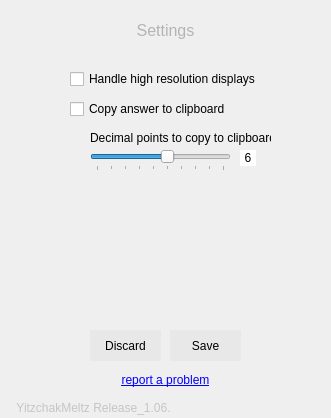
Above: ui/DesktopCalculatorGUI_1.06.01.ui from YitzchakMeltz/DesktopCalculator before the change. Below: the same form after it.
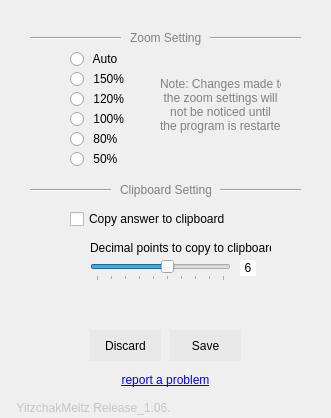
That is the form after the change. Icons and pictures are not drawn.

Commit message: add zoom settings

```diff
--- a/ui/DesktopCalculatorGUI_1.06.01.ui
+++ b/ui/DesktopCalculatorGUI_1.06.01.ui
@@ -932,34 +932,11 @@
      </widget>
     </widget>
     <widget class="QWidget" name="settingsPage">
-     <widget class="QLabel" name="settings_label">
-      <property name="geometry">
-       <rect>
-        <x>130</x>
-        <y>30</y>
-        <width>71</width>
-        <height>20</height>
-       </rect>
-      </property>
-      <property name="styleSheet">
-       <string notr="true">QLabel
-{
-font-size: 16px;
-color: rgb(180,180,180);
-}</string>
-      </property>
-      <property name="text">
-       <string>Settings</string>
-      </property>
-      <property name="alignment">
-       <set>Qt::AlignCenter</set>
-      </property>
-     </widget>
      <widget class="QSlider" name="decimalPoints_slider">
       <property name="geometry">
        <rect>
         <x>90</x>
-        <y>160</y>
+        <y>270</y>
         <width>141</width>
         <height>21</height>
        </rect>
@@ -996,7 +973,7 @@
       <property name="geometry">
        <rect>
         <x>70</x>
-        <y>110</y>
+        <y>220</y>
         <width>171</width>
         <height>18</height>
        </rect>
@@ -1009,7 +986,7 @@
       <property name="geometry">
        <rect>
         <x>90</x>
-        <y>140</y>
+        <y>250</y>
         <width>181</width>
         <height>16</height>
        </rect>
@@ -1018,19 +995,6 @@
        <string>Decimal points to copy to clipboard</string>
       </property>
      </widget>
-     <widget class="QCheckBox" name="scaling_checkbox">
-      <property name="geometry">
-       <rect>
-        <x>70</x>
-        <y>80</y>
-        <width>191</width>
-        <height>18</height>
-       </rect>
-      </property>
-      <property name="text">
-       <string>Handle high resolution displays</string>
-      </property>
-     </widget>
      <widget class="QPushButton" name="discard_button">
       <property name="geometry">
        <rect>
@@ -1132,7 +1096,7 @@
       <property name="geometry">
        <rect>
         <x>240</x>
-        <y>160</y>
+        <y>270</y>
         <width>16</width>
         <height>16</height>
        </rect>
@@ -1172,6 +1136,195 @@
        <bool>true</bool>
       </property>
      </widget>
+     <widget class="QRadioButton" name="zoom150RadioButton">
+      <property name="geometry">
+       <rect>
+        <x>70</x>
+        <y>80</y>
+        <width>83</width>
+        <height>18</height>
+       </rect>
+      </property>
+      <property name="text">
+       <string> 150%</string>
+      </property>
+     </widget>
+     <widget class="QRadioButton" name="zoom50RadioButton">
+      <property name="geometry">
+       <rect>
+        <x>70</x>
+        <y>160</y>
+        <width>83</width>
+        <height>18</height>
+       </rect>
+      </property>
+      <property name="text">
+       <string> 50%</string>
+      </property>
+     </widget>
+     <widget class="QRadioButton" name="zoom80RadioButton">
+      <property name="geometry">
+       <rect>
+        <x>70</x>
+        <y>140</y>
+        <width>83</width>
+        <height>18</height>
+       </rect>
+      </property>
+      <property name="text">
+       <string> 80%</string>
+      </property>
+     </widget>
+     <widget class="QRadioButton" name="zoom100RadioButton">
+      <property name="geometry">
+       <rect>
+        <x>70</x>
+        <y>120</y>
+        <width>83</width>
+        <height>18</height>
+       </rect>
+      </property>
+      <property name="text">
+       <string> 100%</string>
+      </property>
+     </widget>
+     <widget class="QRadioButton" name="zoom120RadioButton">
+      <property name="geometry">
+       <rect>
+        <x>70</x>
+        <y>100</y>
+        <width>83</width>
+        <height>18</height>
+       </rect>
+      </property>
+      <property name="text">
+       <string> 120%</string>
+      </property>
+     </widget>
+     <widget class="QRadioButton" name="zoomAutoRadioButton">
+      <property name="geometry">
+       <rect>
+        <x>70</x>
+        <y>60</y>
+        <width>83</width>
+        <height>18</height>
+       </rect>
+      </property>
+      <property name="text">
+       <string> Auto</string>
+      </property>
+     </widget>
+     <widget class="Line" name="zoomSettingsLeftLine">
+      <property name="geometry">
+       <rect>
+        <x>30</x>
+        <y>40</y>
+        <width>91</width>
+        <height>16</height>
+       </rect>
+      </property>
+      <property name="orientation">
+       <enum>Qt::Horizontal</enum>
+      </property>
+     </widget>
+     <widget class="QLabel" name="zoomSettingsLabel">
+      <property name="geometry">
+       <rect>
+        <x>130</x>
+        <y>40</y>
+        <width>71</width>
+        <height>16</height>
+       </rect>
+      </property>
+      <property name="styleSheet">
+       <string notr="true">QLabel
+{
+color: Grey;
+}
+</string>
+      </property>
+      <property name="text">
+       <string>Zoom Settings</string>
+      </property>
+     </widget>
+     <widget class="Line" name="zoomSettingsRightLine">
+      <property name="geometry">
+       <rect>
+        <x>210</x>
+        <y>40</y>
+        <width>91</width>
+        <height>16</height>
+       </rect>
+      </property>
+      <property name="orientation">
+       <enum>Qt::Horizontal</enum>
+      </property>
+     </widget>
+     <widget class="QLabel" name="cilpboardSettingsLabel">
+      <property name="geometry">
+       <rect>
+        <x>120</x>
+        <y>190</y>
+        <width>91</width>
+        <height>20</height>
+       </rect>
+      </property>
+      <property name="styleSheet">
+       <string notr="true">QLabel
+{
+color: Grey;
+}
+</string>
+      </property>
+      <property name="text">
+       <string>Clipboard Settings</string>
+      </property>
+     </widget>
+     <widget class="Line" name="clipboardSettingsRightLine">
+      <property name="geometry">
+       <rect>
+        <x>220</x>
+        <y>190</y>
+        <width>81</width>
+        <height>20</height>
+       </rect>
+      </property>
+      <property name="orientation">
+       <enum>Qt::Horizontal</enum>
+      </property>
+     </widget>
+     <widget class="Line" name="clipboardSettingsLeftLine">
+      <property name="geometry">
+       <rect>
+        <x>30</x>
+        <y>190</y>
+        <width>81</width>
+        <height>20</height>
+       </rect>
+      </property>
+      <property name="orientation">
+       <enum>Qt::Horizontal</enum>
+      </property>
+     </widget>
+     <widget class="QLabel" name="zoomNoteLabel">
+      <property name="geometry">
+       <rect>
+        <x>160</x>
+        <y>80</y>
+        <width>121</width>
+        <height>71</height>
+       </rect>
+      </property>
+      <property name="styleSheet">
+       <string notr="true">QLabel
+{
+color: Grey;
+}</string>
+      </property>
+      <property name="text">
+       <string>&lt;html&gt;&lt;head/&gt;&lt;body&gt;&lt;p align=&quot;center&quot;&gt;Note: Changes made to&lt;br&gt;the  zoom settings will &lt;br&gt;not be noticed until &lt;br&gt;the program is restarted&lt;/p&gt;&lt;/body&gt;&lt;/html&gt;</string>
+      </property>
+     </widget>
     </widget>
    </widget>
   </widget>
```
Left out of the diff: 2 changed lines with no effect on the pictures. The commit also changes 6 other files.
